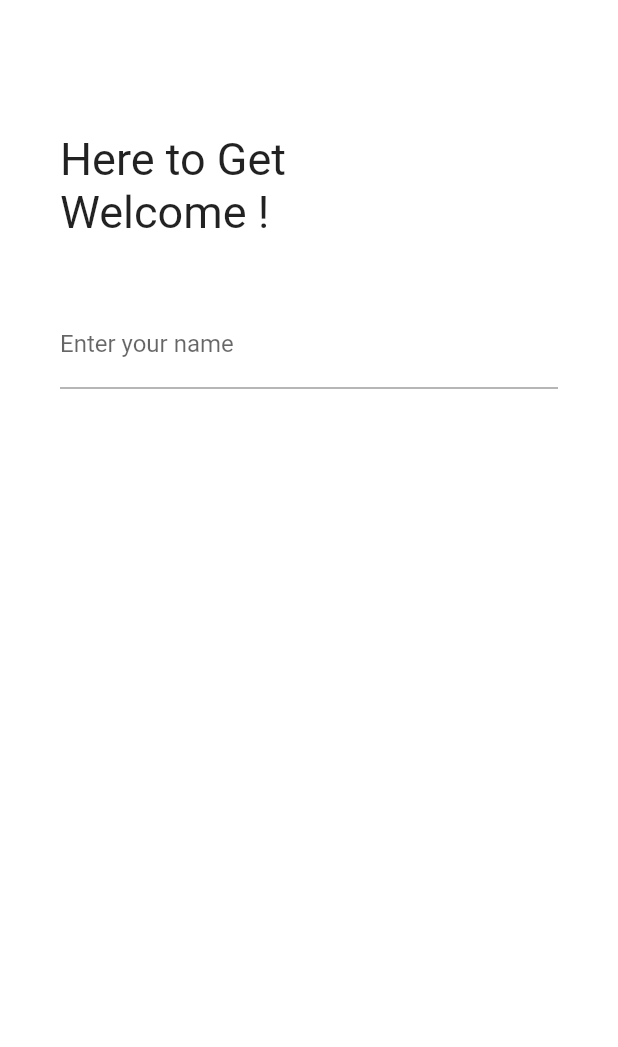
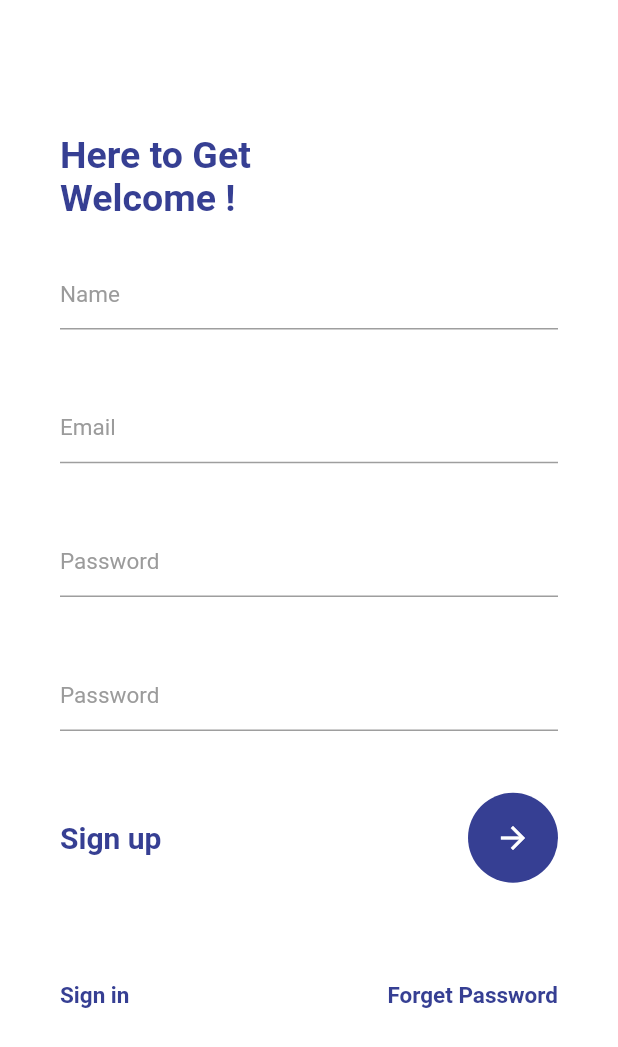
Before and after one commit to Zulfadlifauzi/Flutterformvalidation, a Flutter app: the screen it shows after launch, on a phone screen of 412 x 824 dp. Shown: the top 1047 px of the screen. Run offline on Flutter 3.47's test engine with Material 2 defaults, Android fonts, the phone set to English and light mode, and no system bars; our stand-ins replace flutter_neumorphic.

Commit message:
add signup,api,text widget and styling .

```diff
--- a/lib/main.dart
+++ b/lib/main.dart
@@ -1,5 +1,5 @@
 import 'package:flutter/material.dart';
-import 'package:formvalid/screens/homescreen.dart';
+import 'package:formvalid/screens/signup.dart';
 
 void main() {
   runApp(MyApp());
@@ -23,7 +23,7 @@ class MyApp extends StatelessWidget {
         // is not restarted.
         primarySwatch: Colors.blue,
       ),
-      home: HomeScreen(),
+      home: SignupScreen(),
     );
   }
 }
--- /dev/null
+++ b/lib/models/api.dart
@@ -0,0 +1,7 @@
+import 'dart:convert';
+
+import 'package:flutter/cupertino.dart';
+import 'package:http/http.dart' as http;
+class CallApi{
+
+}
--- a/lib/screens/homescreen.dart
+++ /dev/null
@@ -1,60 +0,0 @@
-import 'package:flutter/material.dart';
-
-class HomeScreen extends StatefulWidget {
-  const HomeScreen({Key? key}) : super(key: key);
-
-  @override
-  _HomeScreenState createState() => _HomeScreenState();
-}
-
-class _HomeScreenState extends State<HomeScreen> {
-  final formKey = GlobalKey<FormState>();
-  String name = '';
-  @override
-  Widget build(BuildContext context) {
-    final double height = MediaQuery.of(context).size.height;
-    final GlobalKey<ScaffoldState> _scaffoldKey = GlobalKey<ScaffoldState>();
-    return Scaffold(
-      appBar: AppBar(
-        key: _scaffoldKey,
-        backgroundColor: Colors.transparent,
-        elevation: 0,
-      ),
-      backgroundColor: Color(0xFFffffff),
-      body: Container(
-        padding: EdgeInsets.only(left: 40, right: 40),
-        child: Form(
-          key: formKey,
-          child: Column(
-            crossAxisAlignment: CrossAxisAlignment.start,
-            children: [
-              SizedBox(height: height * 0.04),
-              Text(
-                'Here to Get',
-                style: TextStyle(fontSize: 30),
-              ),
-              Text(
-                'Welcome !',
-                style: TextStyle(fontSize: 30),
-              ),
-              SizedBox(
-                height: height * 0.05,
-              ),
-              TextFormField(
-                decoration: InputDecoration(labelText: 'Enter your name'),
-                validator: (value) {
-                  if (value!.isEmpty ||
-                      !RegExp(r'^[a-z A-Z]+$').hasMatch(value)) {
-                    return 'Enter correct name';
-                  } else {
-                    return null;
-                  }
-                },
-              )
-            ],
-          ),
-        ),
-      ),
-    );
-  }
-}
--- /dev/null
+++ b/lib/screens/signup.dart
@@ -0,0 +1,186 @@
+import 'package:flutter/material.dart';
+import 'package:flutter_neumorphic/flutter_neumorphic.dart';
+import 'package:formvalid/models/api.dart';
+class SignupScreen extends StatefulWidget {
+  const SignupScreen({Key? key}) : super(key: key);
+
+  @override
+  _SignupScreenState createState() => _SignupScreenState();
+}
+
+class _SignupScreenState extends State<SignupScreen> {
+  TextEditingController passController = TextEditingController();
+  TextEditingController repassController = TextEditingController();
+  TextEditingController emailController = TextEditingController();
+  TextEditingController nameController = TextEditingController();
+
+  _register() {
+    var data = {
+      'name': nameController.text,
+      'email': emailController.text,
+      'password': passController.text,
+    };
+
+    var res = CallApi.postData(data, 'register');
+  }
+
+  @override
+  void initState() {
+    super.initState();
+  }
+
+  // final formKey = GlobalKey<FormState>();
+  // String name = '';
+  @override
+  Widget build(BuildContext context) {
+    final double height = MediaQuery.of(context).size.height;
+    // final GlobalKey<ScaffoldState> _scaffoldKey = GlobalKey<ScaffoldState>();
+    return Scaffold(
+      appBar: AppBar(
+        // key: _scaffoldKey,
+        backgroundColor: Colors.transparent,
+        elevation: 0,
+      ),
+      backgroundColor: Color(0xFFffffff),
+      body: SingleChildScrollView(
+        child: Column(
+          children: [
+            Container(
+              padding: EdgeInsets.only(left: 40, right: 40),
+              // key: formKey,
+              child: Column(
+                crossAxisAlignment: CrossAxisAlignment.start,
+                children: [
+                  SizedBox(height: height * 0.04),
+                  Text(
+                    'Here to Get',
+                    style: TextStyle(
+                        fontSize: 25,
+                        fontWeight: FontWeight.bold,
+                        color: Color(0xFF363f93)),
+                  ),
+                  Text(
+                    'Welcome !',
+                    style: TextStyle(
+                        fontSize: 25,
+                        fontWeight: FontWeight.bold,
+                        color: Color(0xFF363f93)),
+                  ),
+                  SizedBox(
+                    height: height * 0.03,
+                  ),
+                  TextInput(
+                      textString: "Name",
+                      textController: nameController,
+                      obscureText: false),
+                  SizedBox(height: height * 0.05),
+                  TextInput(
+                      textString: "Email",
+                      textController: emailController,
+                      obscureText: false),
+                  SizedBox(
+                    height: height * .05,
+                  ),
+                  TextInput(
+                      textString: "Password",
+                      textController: passController,
+                      obscureText: true),
+                  SizedBox(
+                    height: height * .05,
+                  ),
+                  TextInput(
+                      textString: "Password",
+                      textController: repassController,
+                      obscureText: true),
+                  SizedBox(
+                    height: height * .05,
+                  ),
+                  Row(
+                    mainAxisAlignment: MainAxisAlignment.spaceBetween,
+                    children: [
+                      Text(
+                        'Sign up',
+                        style: TextStyle(
+                            fontSize: 20,
+                            fontWeight: FontWeight.bold,
+                            color: Color(0xFF363f93)),
+                      ),
+                      GestureDetector(
+                        onTap: () {
+                          _register();
+                        },
+                        child: Container(
+                          height: 60,
+                          width: 60,
+                          decoration: BoxDecoration(
+                            shape: BoxShape.circle,
+                            color: Color(0xFF363f93),
+                          ),
+                          child: Icon(
+                            Icons.arrow_forward,
+                            color: Colors.white,
+                          ),
+                        ),
+                      )
+                    ],
+                  ),
+                  SizedBox(
+                    height: height * 0.08,
+                  ),
+                  Row(
+                    mainAxisAlignment: MainAxisAlignment.spaceBetween,
+                    children: [
+                      Text('Sign in',
+                          style: TextStyle(
+                              fontSize: 15,
+                              fontWeight: FontWeight.bold,
+                              color: Color(0xFF363f93))),
+                      Text(
+                        'Forget Password',
+                        style: TextStyle(
+                            fontSize: 15,
+                            fontWeight: FontWeight.bold,
+                            color: Color(0xFF363f93)),
+                      )
+                    ],
+                  )
+                ],
+              ),
+            ),
+          ],
+        ),
+      ),
+    );
+  }
+}
+
+// ignore: must_be_immutable
+class TextInput extends StatelessWidget {
+  final String textString;
+  TextEditingController textController;
+  final bool obscureText;
+  TextInput(
+      {Key? key,
+      required this.textString,
+      required this.textController,
+      required this.obscureText})
+      : super(key: key);
+
+  @override
+  Widget build(BuildContext context) {
+    return TextField(
+      style: TextStyle(color: Color(0xFF000000)),
+      cursorColor: Color(0xFF9b9b9b),
+      controller: textController,
+      keyboardType: TextInputType.text,
+      obscureText: obscureText,
+      decoration: InputDecoration(
+        hintText: this.textString,
+        hintStyle: TextStyle(
+            color: Color(0xFF9b9b9b),
+            fontSize: 15,
+            fontWeight: FontWeight.normal),
+      ),
+    );
+  }
+}
--- /dev/null
+++ b/lib/widget/text_widget.dart
@@ -0,0 +1,28 @@
+import 'package:flutter/cupertino.dart';
+class TextWidget extends StatelessWidget {
+  final String text;
+  int fontSize;
+  bool isUnderLine;
+  final Color color;
+TextWidget({Key? key,required this.text,required this.fontSize, required this.color, required this.isUnderLine}) : super(key: key);
+
+  @override
+  Widget build(BuildContext context) {
+    return Container(
+      padding: EdgeInsets.only(
+        bottom: 3,
+      ),
+      decoration: BoxDecoration(
+        border: Border(bottom: BorderSide(
+          color: isUnderLine?Color(0xFF363f93):Color(0xFFffffff),
+          width: 1.0,
+        ))
+      ),
+      child: Text(this.text, style: TextStyle(
+        fontSize: this.fontSize.toDouble(),fontFamily: 'Avenir',
+        fontWeight: FontWeight.w900,
+        color: this.color,
+      ),),
+    );
+  }
+}
--- a/pubspec.yaml
+++ b/pubspec.yaml
@@ -3,7 +3,7 @@ description: A new Flutter project.
 
 # The following line prevents the package from being accidentally published to
 # pub.dev using `pub publish`. This is preferred for private packages.
-publish_to: 'none' # Remove this line if you wish to publish to pub.dev
+publish_to: "none" # Remove this line if you wish to publish to pub.dev
 
 # The following defines the version and build number for your application.
 # A version number is three numbers separated by dots, like 1.2.43
@@ -24,10 +24,11 @@ dependencies:
   flutter:
     sdk: flutter
 
-
   # The following adds the Cupertino Icons font to your application.
   # Use with the CupertinoIcons class for iOS style icons.
   cupertino_icons: ^1.0.2
+  flutter_neumorphic: ^3.1.0
+  http: ^0.13.3
 
 dev_dependencies:
   flutter_test:
@@ -38,7 +39,6 @@ dev_dependencies:
 
 # The following section is specific to Flutter.
 flutter:
-
   # The following line ensures that the Material Icons font is
   # included with your application, so that you can use the icons in
   # the material Icons class.
```
Also changed, not shown: pubspec.lock.
